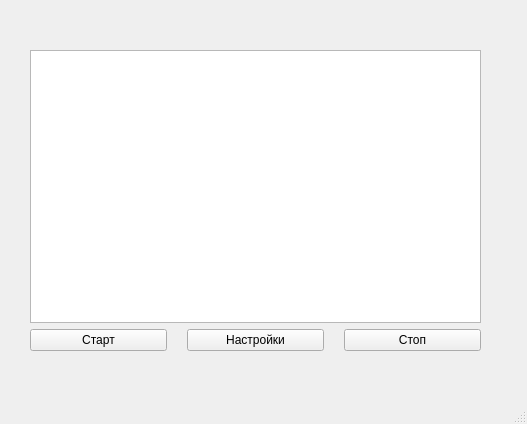
First picture: the form in mainwindow.ui, repository sail004/convertService, before the edit.
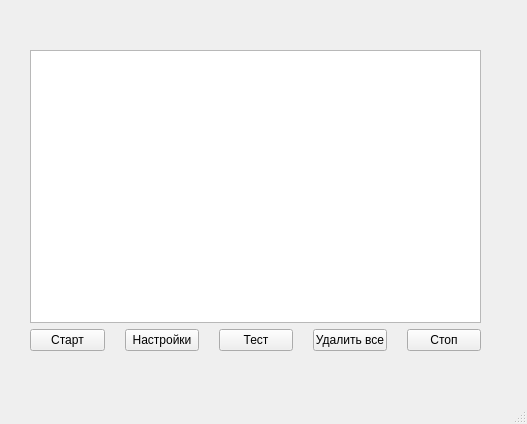
Second picture: the form after the edit.

```diff
--- a/mainwindow.ui
+++ b/mainwindow.ui
@@ -55,6 +55,20 @@
          </property>
         </widget>
        </item>
+       <item>
+        <widget class="QPushButton" name="test_button">
+         <property name="text">
+          <string>Тест</string>
+         </property>
+        </widget>
+       </item>
+       <item>
+        <widget class="QPushButton" name="delete_button">
+         <property name="text">
+          <string>Удалить все</string>
+         </property>
+        </widget>
+       </item>
        <item>
         <widget class="QPushButton" name="stop_button">
          <property name="text">
```
